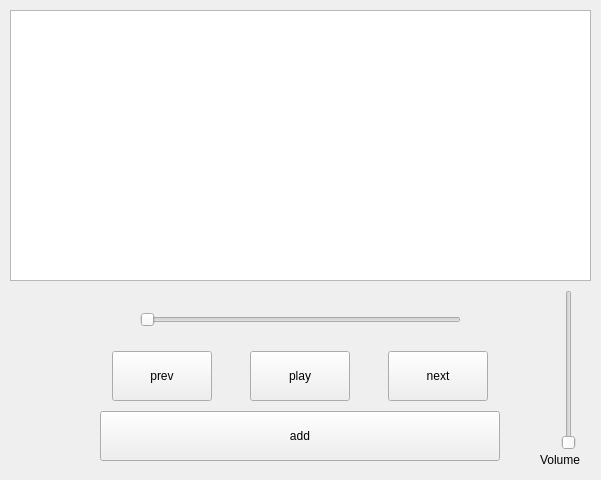
Before: the Qt Designer form widget.ui in kiittyhawk/audioPlayer, drawn with Qt 5.
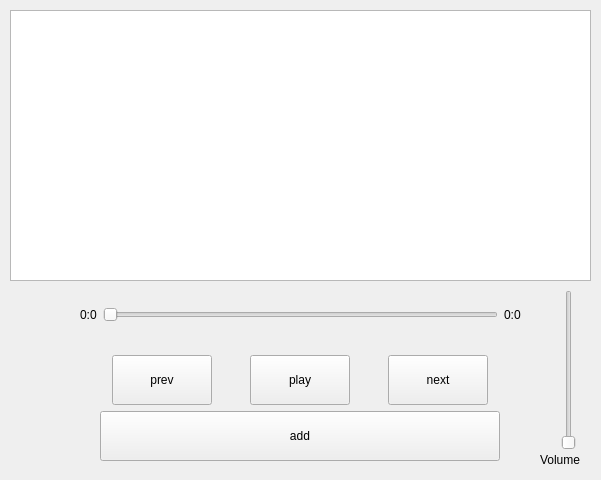
After: the same form once the commit is applied.

What changed in the file:
```diff
--- a/widget.ui
+++ b/widget.ui
@@ -19,7 +19,7 @@
      <x>80</x>
      <y>350</y>
      <width>441</width>
-     <height>52</height>
+     <height>61</height>
     </rect>
    </property>
    <layout class="QGridLayout" name="gridLayout">
@@ -117,19 +117,6 @@
     <enum>Qt::Vertical</enum>
    </property>
   </widget>
-  <widget class="QSlider" name="horizontalSlider">
-   <property name="geometry">
-    <rect>
-     <x>140</x>
-     <y>310</y>
-     <width>321</width>
-     <height>20</height>
-    </rect>
-   </property>
-   <property name="orientation">
-    <enum>Qt::Horizontal</enum>
-   </property>
-  </widget>
   <widget class="QLabel" name="label">
    <property name="geometry">
     <rect>
@@ -143,6 +130,39 @@
     <string>Volume</string>
    </property>
   </widget>
+  <widget class="QWidget" name="gridLayoutWidget">
+   <property name="geometry">
+    <rect>
+     <x>80</x>
+     <y>300</y>
+     <width>441</width>
+     <height>30</height>
+    </rect>
+   </property>
+   <layout class="QHBoxLayout" name="horizontalLayout">
+    <item>
+     <widget class="QLabel" name="currentTime">
+      <property name="text">
+       <string>0:0</string>
+      </property>
+     </widget>
+    </item>
+    <item>
+     <widget class="QSlider" name="playingTrack">
+      <property name="orientation">
+       <enum>Qt::Horizontal</enum>
+      </property>
+     </widget>
+    </item>
+    <item>
+     <widget class="QLabel" name="endTime">
+      <property name="text">
+       <string>0:0</string>
+      </property>
+     </widget>
+    </item>
+   </layout>
+  </widget>
  </widget>
  <resources/>
  <connections/>
```
Left out of the diff: 26 changed lines with no effect on the pictures.
